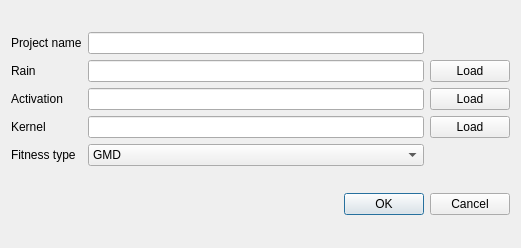
alessioderango/SAKe, file validation.ui: the form before one commit.
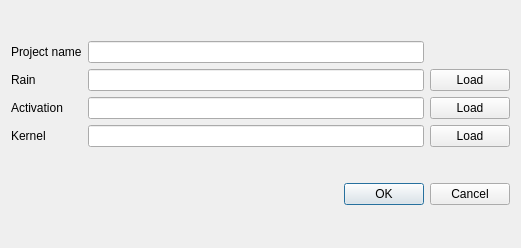
The form after the commit.

Commit message: Finished new validation interface and added a more information button

Diff of the .ui file:
```diff
--- a/validation.ui
+++ b/validation.ui
@@ -89,32 +89,6 @@
        </property>
       </widget>
      </item>
-     <item row="4" column="0">
-      <widget class="QLabel" name="label_5">
-       <property name="text">
-        <string>Fitness type</string>
-       </property>
-      </widget>
-     </item>
-     <item row="4" column="1">
-      <widget class="QComboBox" name="comboBoxFitness">
-       <item>
-        <property name="text">
-         <string>GMD</string>
-        </property>
-       </item>
-       <item>
-        <property name="text">
-         <string>EW</string>
-        </property>
-       </item>
-       <item>
-        <property name="text">
-         <string>AUC ROC</string>
-        </property>
-       </item>
-      </widget>
-     </item>
     </layout>
    </item>
    <item>
```
Left out of the diff: 44 changed lines with no effect on the pictures. The commit also changes 9 other files.
